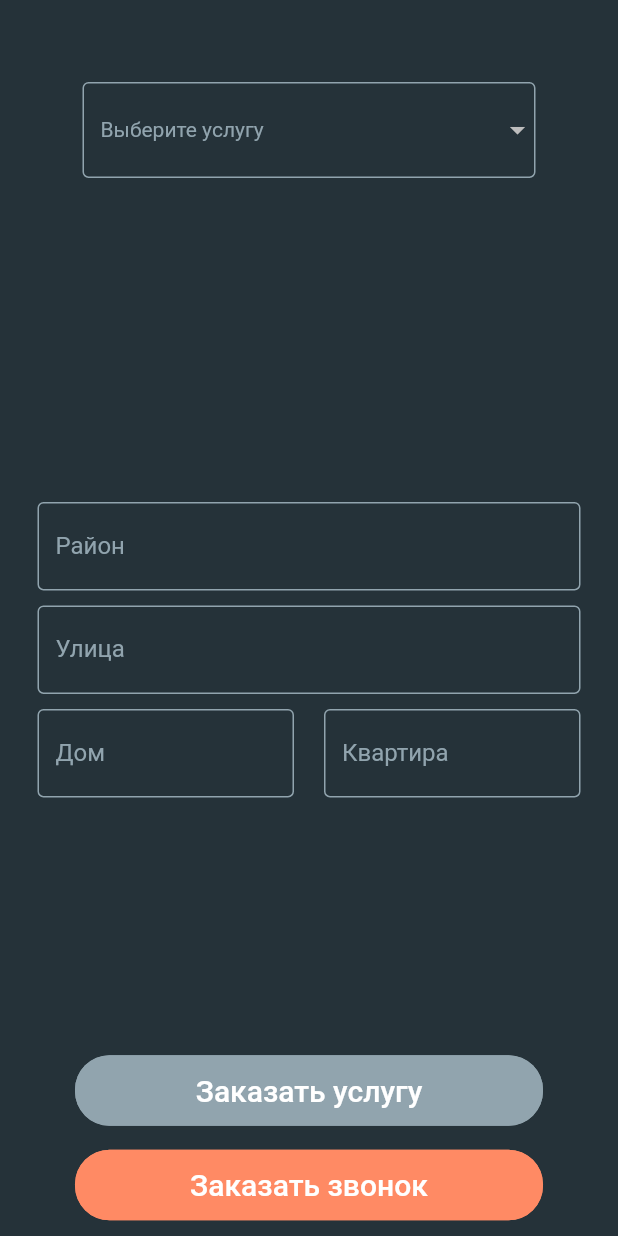
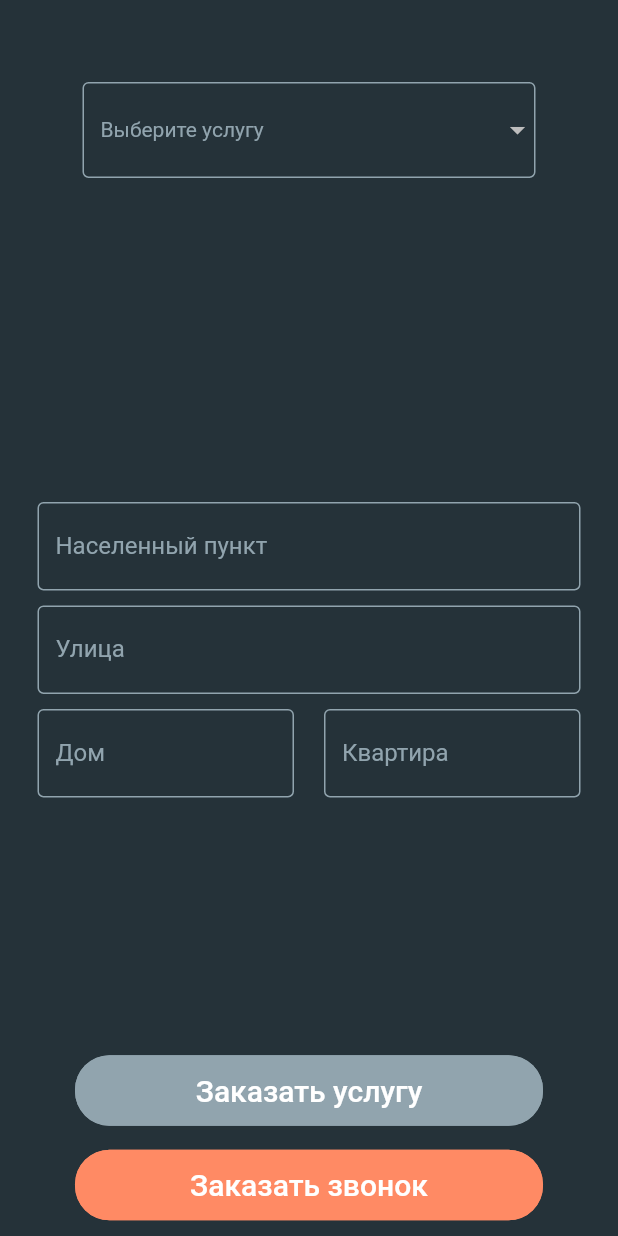
Before and after one commit to Vladislav2397/service43, a Flutter app: the _OrderForm widget shown alone on an empty page, opened directly with empty values, on a phone screen of 412 x 824 dp. Run offline on Flutter 3.47's test engine with Material 2 defaults, Android fonts, the phone set to English and light mode, and no system bars; our stand-ins replace firebase_auth, firebase_core, firebase_database, google_maps_flutter, sliding_up_panel; missing offline and left inert: mailer; accounts and stored records are empty.

Commit message:
Change config mailer and name first field in order Move const mailer with login and password to private Add this in gitignore

```diff
--- a/lib/screens/order_screen.dart
+++ b/lib/screens/order_screen.dart
@@ -14,7 +14,6 @@ class _OrderData {
   String _street = '';
   String _house = '';
   String _room = '';
-  List<String> _services;
 
   String get job => this._job;
   String get area => this._area;
@@ -149,7 +148,7 @@ class __OrderFormState extends State<_OrderForm> {
                 mainAxisAlignment: MainAxisAlignment.center,
                 children: <Widget>[
                   MyTextFormField(
-                    labelText: 'Район',
+                    labelText: 'Населенный пункт',
                     validator: textValidator,
                     onSaved: (String value) {
                       _data._area = value;
```
Also changed, not shown: lib/config.dart (+1 -6 lines), 1 other file.
